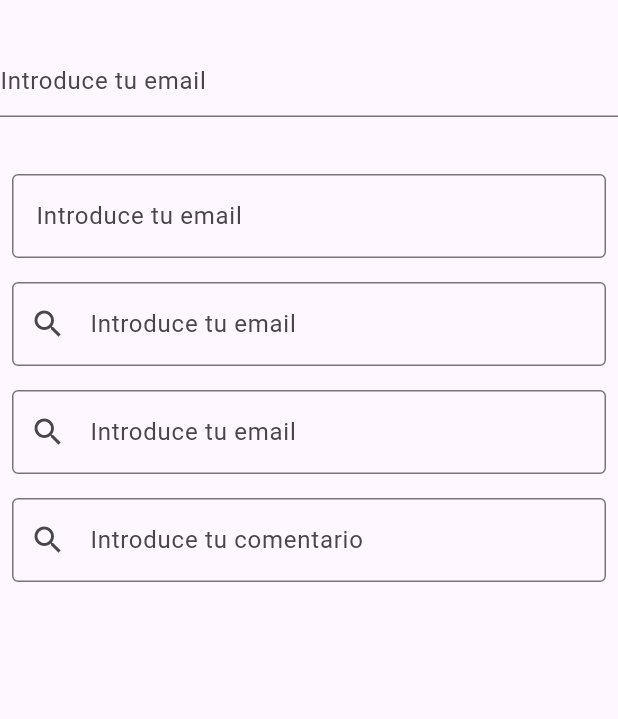
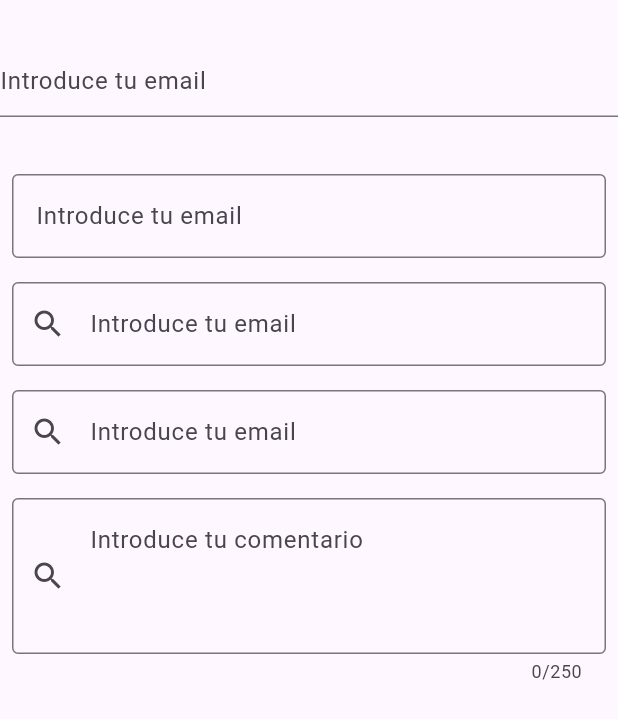
Before and after one commit to Marianvsf/basic_flutter, a Flutter app: the screen it shows after launch, on a phone screen of 412 x 824 dp. Shown: the top 719 px of the screen. Run offline on Flutter 3.47's test engine with Material 3 defaults, Android fonts, the phone set to English and light mode, and no system bars.

```diff
--- a/lib/components/textfield.dart
+++ b/lib/components/textfield.dart
@@ -37,8 +37,10 @@ class TextfieldExample extends StatelessWidget {
           ),
         ),
         Padding(
-          padding: EdgeInsets.all(8.0),
+          padding: const EdgeInsets.all(8.0),
           child: TextField(
+            maxLines: 3,
+            maxLength: 250,
             decoration: InputDecoration(
                 hintText: "Introduce tu comentario",
                 prefixIcon: Icon(Icons.search),
```
